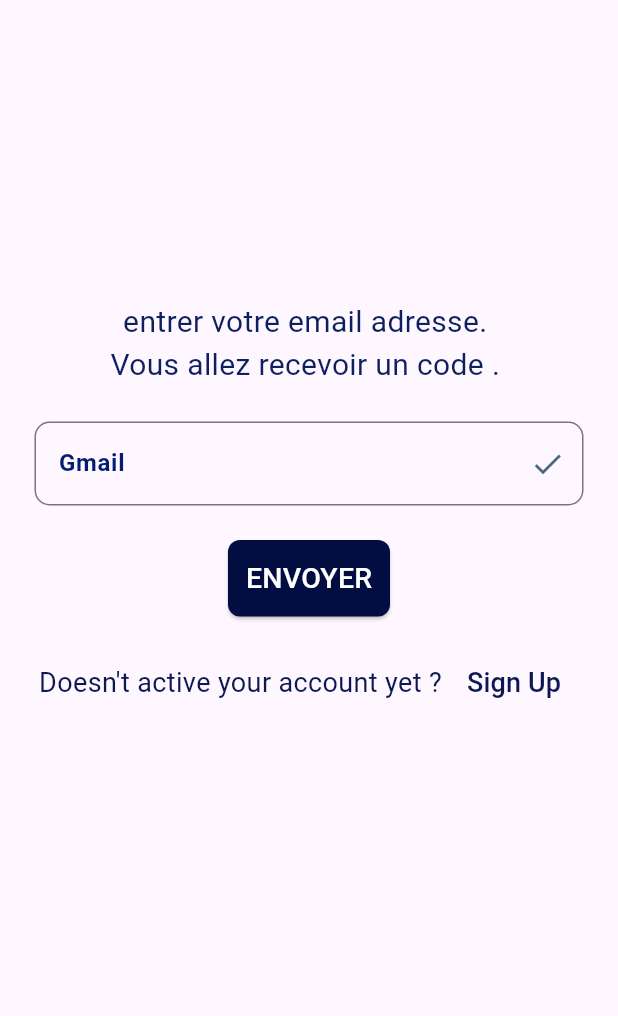
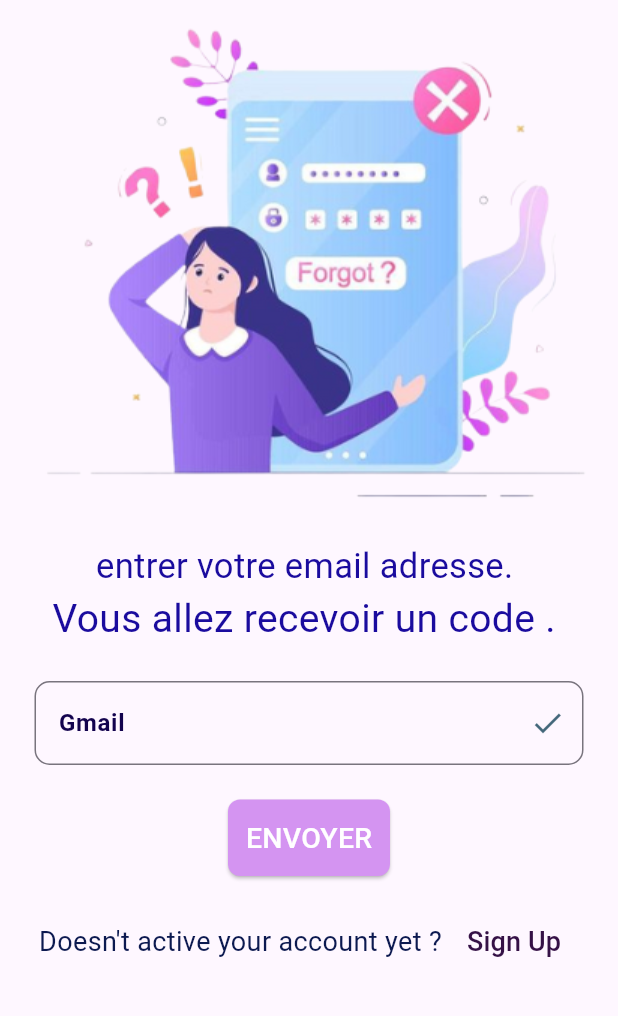
Before and after one commit to ImanAbarkane/gestion-des-reclamations-des-etudiants, a Flutter app: the screen it shows after launch, on a phone screen of 412 x 824 dp, the part 84-1100 px from its top. Run offline on Flutter 3.47's test engine with Material 3 defaults, Android fonts, the phone set to English and light mode, and no system bars.

Commit message:
file:forgor password

```diff
--- a/lib/screens/Application enseignant/espace_enseignant2.dart
+++ b/lib/screens/Application enseignant/espace_enseignant2.dart
@@ -1,6 +1,7 @@
 // ignore_for_file: prefer_const_constructors
 
 import 'package:ereclamation_application_2/screens/Application%20etudiant/Forgot_password.dart';
+import 'package:ereclamation_application_2/screens/Forgot_Password2.dart';
 import 'package:ereclamation_application_2/screens/Welcome2.dart';
 import 'package:ereclamation_application_2/screens/welcome.dart';
 import 'package:flutter/material.dart';
@@ -180,7 +181,7 @@ class _SignInScreenState extends State<SignInEnseignant> {
                               Navigator.push(
                                   context,
                                   MaterialPageRoute(
-                                      builder: (context) => Forgot_password()));
+                                      builder: (context) => ForgotPassword()));
                             },
                             child: Text(
                               'Forget password?',
--- a/lib/screens/Forgot_Password2.dart
+++ b/lib/screens/Forgot_Password2.dart
@@ -1,6 +1,7 @@
 
 
 // ignore_for_file: sized_box_for_whitespace, prefer_const_constructors
+
 
 import 'package:ereclamation_application_2/screens/Application%20enseignant/espace_enseignant2.dart';
 import 'package:flutter/material.dart';
@@ -14,7 +15,12 @@ class ForgotPassword extends StatelessWidget {
 
         appBar: AppBar(
           leading: IconButton(
-            onPressed: (){},
+            onPressed: (){
+              Navigator.push(
+                    context,
+                    MaterialPageRoute(builder: (context) => SignInEnseignant()),
+                  );
+            },
             icon: Icon(Icons.arrow_back,color: Colors.white70,)),
           title: Text(
                       "   Forgot Password ",
@@ -26,29 +32,30 @@ class ForgotPassword extends StatelessWidget {
                       ),
           backgroundColor: Color.fromARGB(255, 100, 164, 216),
         ),
-        body:Column(
+        body:SingleChildScrollView(
+          child: Column(
             children: [
 
-
+                Image.asset("images/forgot_password.png"),
                 SizedBox(
-               height: 200,
+                 height: 10,
                 ),
                 Container(
                   alignment: Alignment.center,
                   child: Text(
                     "entrer votre email adresse. ",
                     style:TextStyle(
-                          fontSize: 20,
+                            fontSize: 23,
                             fontWeight: FontWeight.normal,
-                          color: Color.fromARGB(255, 12, 32, 95),
+                            color: Color.fromARGB(255, 26, 11, 158),
                           ) ,),
                 ),
                 Text(
                   "Vous allez recevoir un code . ",
                   style:TextStyle(
-                        fontSize: 20,
+                          fontSize: 26,
                           fontWeight: FontWeight.normal,
-                        color: Color.fromARGB(255, 12, 32, 95),
+                          color:  Color.fromARGB(255, 26, 11, 158),
                         ) ,
                   ),
                   Padding(
@@ -67,7 +74,7 @@ class ForgotPassword extends StatelessWidget {
                             "Gmail",
                             style: TextStyle(
                               fontWeight: FontWeight.bold,
-                            color: Color.fromARGB(255, 4, 29, 112),
+                              color: Color.fromARGB(255, 19, 3, 78),
                             ),
                             ),
 
@@ -89,7 +96,7 @@ class ForgotPassword extends StatelessWidget {
                         ),
                         style: ButtonStyle(
                             backgroundColor: MaterialStateProperty.all(
-                              Color.fromARGB(255, 2, 13, 66),),
+                                Color.fromARGB(255, 212, 148, 241),),
                             padding: MaterialStateProperty.all(EdgeInsets.all(12)),
                             shape: MaterialStateProperty.all(RoundedRectangleBorder(
                                 borderRadius: BorderRadius.circular(8)))),
@@ -109,16 +116,16 @@ class ForgotPassword extends StatelessWidget {
                         ),
                         ),
                         TextButton(
-                        onPressed: (){Navigator.pushReplacement(      // quand je click sur sign up  il va me donner la âge sign in
+                          onPressed: (){/*Navigator.pushReplacement(      // quand je click sur sign up  il va me donner la âge sign in
                               context,
                                MaterialPageRoute(builder: (context) =>const SignInEnseignant()
 
                                ),
-                            );},
+                              );*/},
                            child:   Text(
                             'Sign Up',
                             style: TextStyle(
-                            color: Color.fromARGB(255, 12, 25, 80),
+                              color: Color.fromARGB(255, 53, 17, 70),
                               fontSize: 18,
                             ),
                            )
@@ -127,6 +134,7 @@ class ForgotPassword extends StatelessWidget {
                     )
 
             ],
+          ),
         ) ,
       ),
     );
```
Also changed, not shown: images/forgot_password.png (added). Lines whose indentation alone changed are shown as unchanged.
